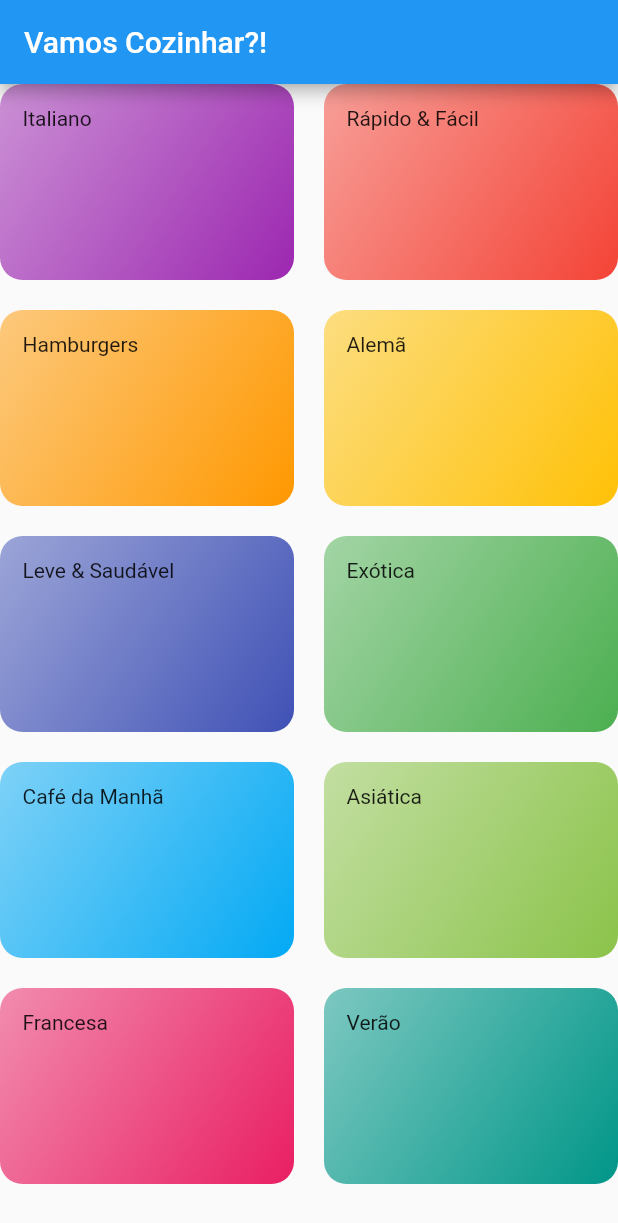
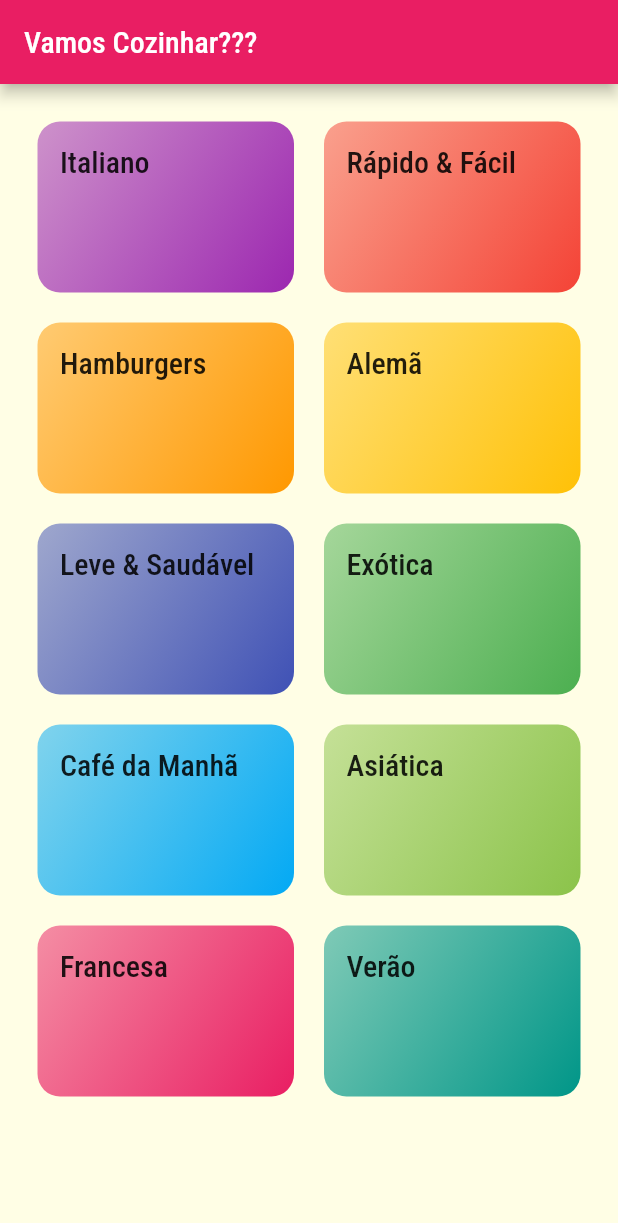
Before and after one commit to Souza83/meals, a Flutter app: the screen it shows after launch, on a phone screen of 412 x 824 dp. Shown: the top 1223 px of the screen. Run offline on Flutter 3.47's test engine with Material 2 defaults, Android fonts, the phone set to English and light mode, and no system bars.

Commit message:
Tema e Estilo. Alterando cores do tema e fontes.

```diff
--- a/lib/components/category_item.dart
+++ b/lib/components/category_item.dart
@@ -4,13 +4,16 @@ import '../models/category.dart';
 class CategoryItem extends StatelessWidget {
   final Category category;
 
-  const CategoryItem(this.category);
+  CategoryItem(this.category);
 
   @override
   Widget build(BuildContext context) {
     return Container(
-      padding: EdgeInsets.all(15),
-      child: Text(category.title),
+      padding: const EdgeInsets.all(15),
+      child: Text(
+        category.title,
+        style: Theme.of(context).textTheme.headline6,
+      ),
       decoration: BoxDecoration(
         borderRadius: BorderRadius.circular(15), //Borda arredondada
         gradient: LinearGradient(
--- a/lib/main.dart
+++ b/lib/main.dart
@@ -7,9 +7,18 @@ class MyApp extends StatelessWidget {
   @override
   Widget build(BuildContext context) {
     return MaterialApp(
-      title: 'DeliMeals',
+      title: 'Vamos Cozinhar!!!',
       theme: ThemeData(
-        primarySwatch: Colors.blue,
+        primarySwatch: Colors.pink,
+        accentColor: Colors.amber,
+        fontFamily: 'Raleway',
+        canvasColor: Color.fromRGBO(255, 254, 229, 1), //Cor do Background
+        textTheme: ThemeData.light().textTheme.copyWith(
+              headline6: TextStyle(
+                fontSize: 20,
+                fontFamily: 'RobotoCondensed',
+              ),
+            ),
       ),
       home: CategoriesScreen(),
     );
--- a/lib/screens/categories_screen.dart
+++ b/lib/screens/categories_screen.dart
@@ -7,9 +7,10 @@ class CategoriesScreen extends StatelessWidget {
   Widget build(BuildContext context) {
     return Scaffold(
       appBar: AppBar(
-        title: Text('Vamos Cozinhar?!'),
+        title: Text('Vamos Cozinhar???'),
       ),
       body: GridView(
+        padding: const EdgeInsets.all(25), //Espaçamentos nas laterais das grids
         //Renderiza as grids com scroll
         gridDelegate: SliverGridDelegateWithMaxCrossAxisExtent(
           maxCrossAxisExtent: 200, //Cada elemento com extenção de 200 px
```
Also changed, not shown: pubspec.yaml (+17 -6 lines), assets/fonts/fonts/Raleway-Black.ttf (added), assets/fonts/fonts/Raleway-Bold.ttf (added), assets/fonts/fonts/Raleway-Regular.ttf (added), assets/fonts/fonts/RobotoCondensed-Bold.ttf (added), assets/fonts/fonts/RobotoCondensed-Italic.ttf (added), assets/fonts/fonts/RobotoCondensed-Light.ttf (added), assets/fonts/fonts/RobotoCondensed-Regular.ttf (added).
